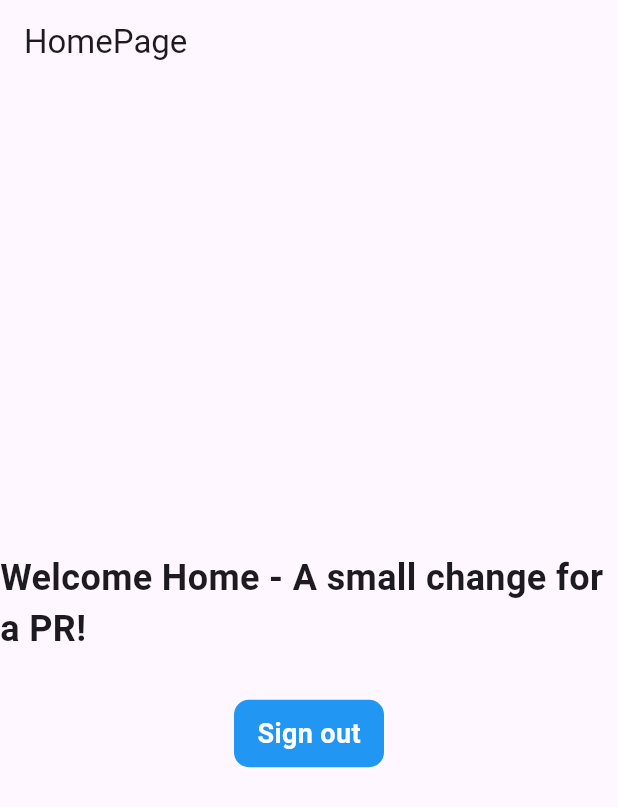
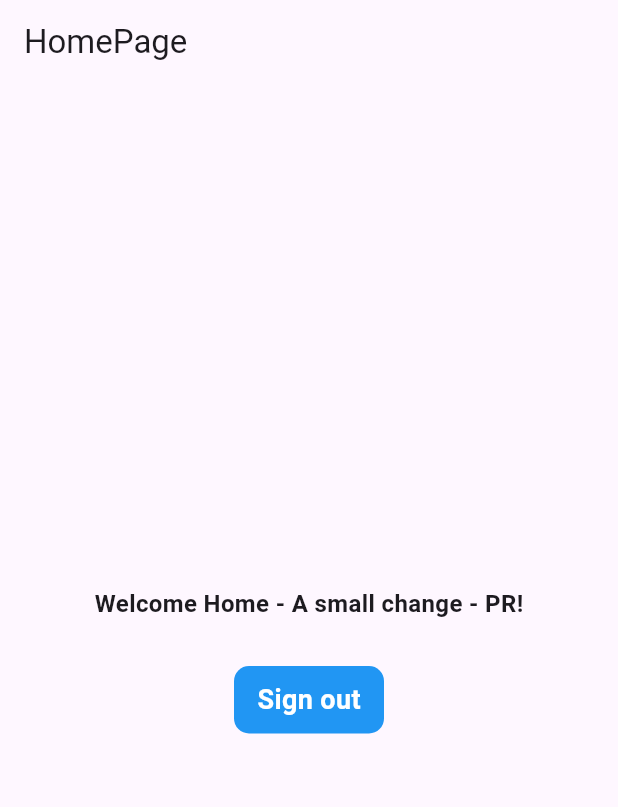
Before and after one commit to abmuslim2021/flutter-signin-project-new, a Flutter app: the HomePage screen opened by its route, on a phone screen of 412 x 824 dp. Shown: the top 807 px of the screen. Run offline on Flutter 3.47's test engine with Material 3 defaults, Android fonts, the phone set to English and light mode, and no system bars; our stand-ins replace firebase_auth, firebase_core, fluttertoast; accounts and stored records are empty.

Commit message:
testing-PR

```diff
--- a/lib/features/user_auth/presentation/pages/home_page.dart
+++ b/lib/features/user_auth/presentation/pages/home_page.dart
@@ -24,8 +24,8 @@ class _HomePageState extends State<HomePage> {
           children: [
             Center(
                 child: Text(
-              "Welcome Home - A small change for a PR!",
-              style: TextStyle(fontWeight: FontWeight.bold, fontSize: 24),
+              "Welcome Home - A small change - PR!",
+              style: TextStyle(fontWeight: FontWeight.bold, fontSize: 16),
             )),
             SizedBox(
               height: 30,
```
